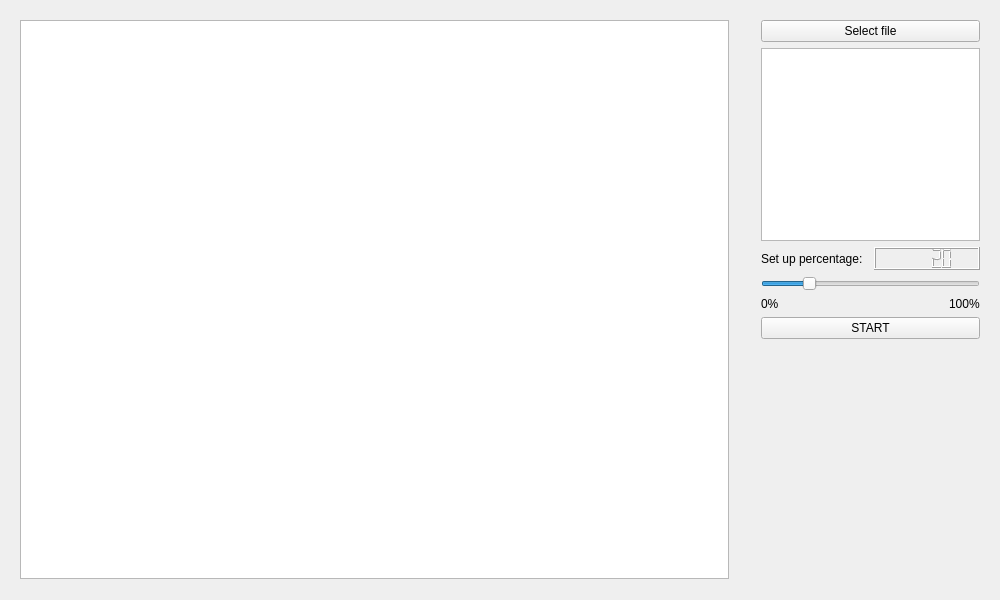
Above: qt/plagiarism/mainwindow.ui from hamza95525/plagiarismDetection before the change. Below: the same form after it.
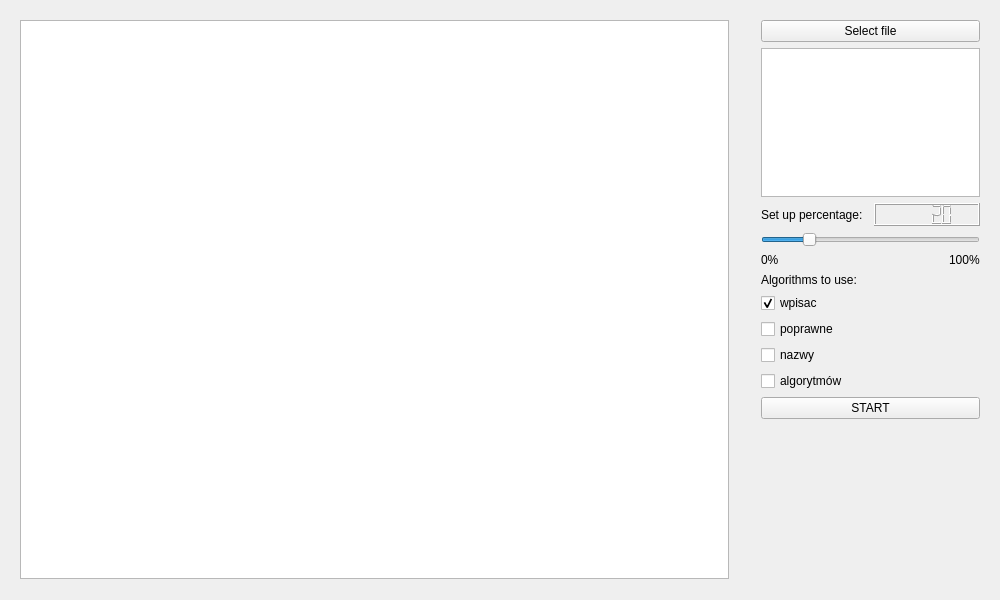
That is the form after the change.

Commit message: Number of comparisons cut in half; added algorithms to GUI, compare() function and states

```diff
--- a/qt/plagiarism/mainwindow.ui
+++ b/qt/plagiarism/mainwindow.ui
@@ -35,7 +35,7 @@
       <x>750</x>
       <y>9</y>
       <width>241</width>
-      <height>341</height>
+      <height>421</height>
      </rect>
     </property>
     <layout class="QVBoxLayout" name="verticalLayout">
@@ -101,6 +101,53 @@
        </item>
       </layout>
      </item>
+     <item>
+      <widget class="QLabel" name="label_4">
+       <property name="text">
+        <string>Algorithms to use:</string>
+       </property>
+      </widget>
+     </item>
+     <item>
+      <widget class="QCheckBox" name="cbAlgo">
+       <property name="text">
+        <string>wpisac</string>
+       </property>
+       <property name="checkable">
+        <bool>true</bool>
+       </property>
+       <property name="checked">
+        <bool>true</bool>
+       </property>
+       <property name="autoRepeat">
+        <bool>false</bool>
+       </property>
+       <property name="tristate">
+        <bool>false</bool>
+       </property>
+      </widget>
+     </item>
+     <item>
+      <widget class="QCheckBox" name="cbAlgo_2">
+       <property name="text">
+        <string>poprawne</string>
+       </property>
+      </widget>
+     </item>
+     <item>
+      <widget class="QCheckBox" name="cbAlgo_3">
+       <property name="text">
+        <string>nazwy</string>
+       </property>
+      </widget>
+     </item>
+     <item>
+      <widget class="QCheckBox" name="cbAlgo_4">
+       <property name="text">
+        <string>algorytmów</string>
+       </property>
+      </widget>
+     </item>
      <item>
       <widget class="QPushButton" name="pbStart">
        <property name="text">
```
The commit also changes 8 other files.
